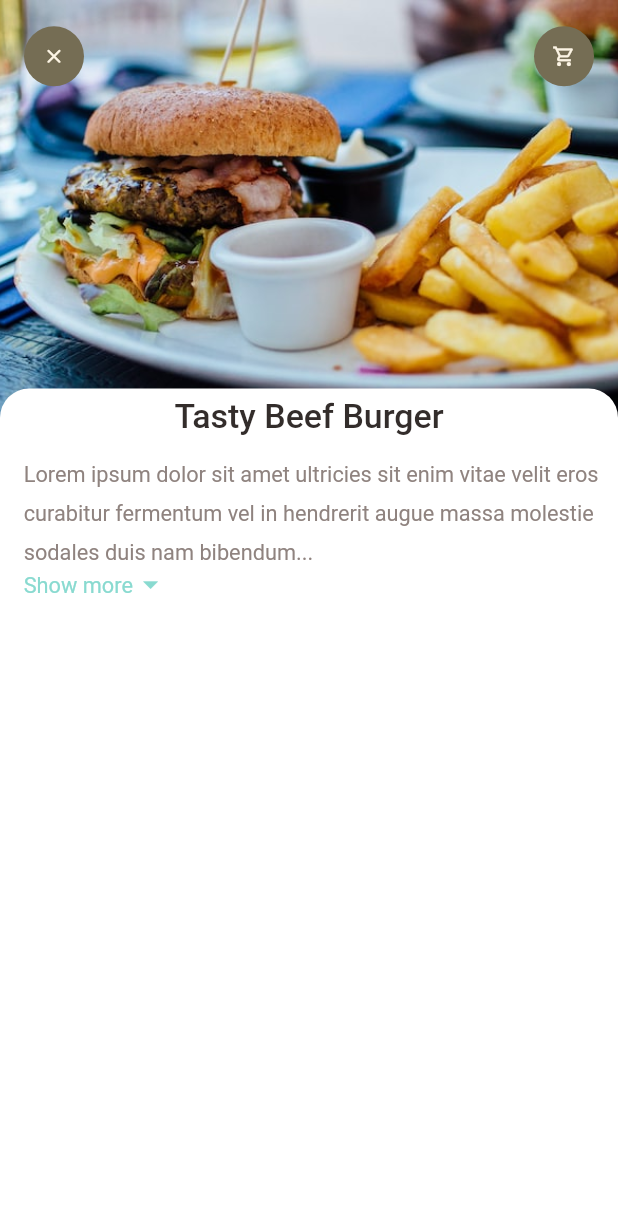
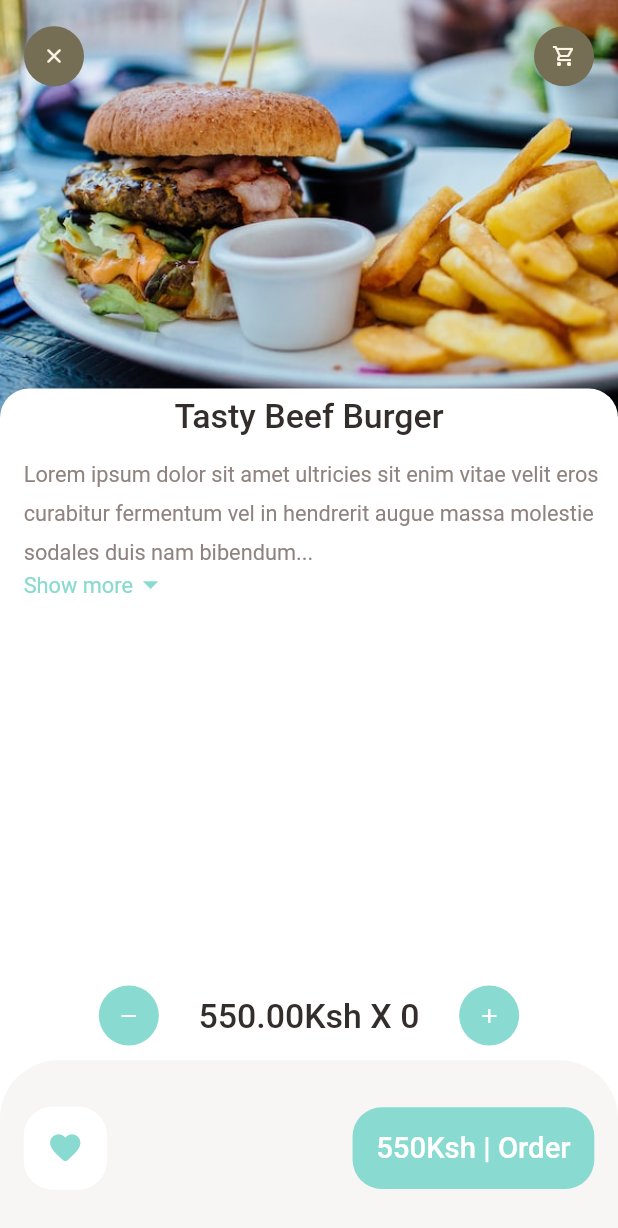
Before and after one commit to Calvin-Ngugi/food-delivery-app, a Flutter app: the screen it shows after launch, on a phone screen of 412 x 824 dp. Shown: the top 1228 px of the screen. Run offline on Flutter 3.47's test engine with Material 2 defaults, Android fonts, the phone set to English and light mode, and no system bars; our stand-ins replace dots_indicator, get.

Commit message:
:lipstick: Changes to the AppIcon widget

```diff
--- a/lib/pages/food/Recommended_food_detail.dart
+++ b/lib/pages/food/Recommended_food_detail.dart
@@ -67,6 +67,51 @@ class _RecommendedFoodDetailState extends State<RecommendedFoodDetail> {
           )
         ],
       ),
+      bottomNavigationBar: Column(
+        mainAxisSize: MainAxisSize.min,
+        children: [
+          Container(
+            padding: EdgeInsets.fromLTRB(Dimensions.width20*2.5, Dimensions.height10, Dimensions.width20*2.5, Dimensions.height10),
+            child: Row(
+              mainAxisAlignment: MainAxisAlignment.spaceEvenly,
+              children: [
+                AppIcon(icon: Icons.remove, backgroundColor: AppColors.mainColor, iconColor: Colors.white,),
+                BigText(text: "550.00Ksh X 0", size: Dimensions.font26, color: AppColors.mainBlackColor,),
+                AppIcon(icon: Icons.add, backgroundColor: AppColors.mainColor, iconColor: Colors.white,),
+              ],
+            ),
+          ),
+          Container(
+            height: Dimensions.bottomHeightBar,
+            padding: EdgeInsets.fromLTRB(Dimensions.width20, Dimensions.height30, Dimensions.width20, Dimensions.height30),
+            decoration: BoxDecoration(
+                borderRadius: BorderRadius.only(topLeft: Radius.circular(Dimensions.radius20*2), topRight: Radius.circular(Dimensions.radius20*2)),
+                color: AppColors.buttonBackgroundColor
+            ),
+            child: Row(
+              mainAxisAlignment: MainAxisAlignment.spaceBetween,
+              children: [
+                Container(
+                  padding: EdgeInsets.fromLTRB(Dimensions.width20, Dimensions.height20, Dimensions.width20, Dimensions.height20),
+                  decoration: BoxDecoration(
+                    borderRadius: BorderRadius.circular(Dimensions.radius20),
+                    color: Colors.white,
+                  ),
+                  child: Icon(Icons.favorite_rounded, color: AppColors.mainColor,)
+                ),
+                Container(
+                  padding: EdgeInsets.fromLTRB(Dimensions.width20, Dimensions.height20, Dimensions.width20, Dimensions.height20),
+                  decoration: BoxDecoration(
+                      borderRadius: BorderRadius.circular(Dimensions.radius20),
+                      color: AppColors.mainColor
+                  ),
+                  child: BigText(text: "550Ksh | Order", color: Colors.white,),
+                ),
+              ],
+            ),
+          ),
+        ],
+      ),
     );
   }
 }
--- a/lib/pages/food/popular_food_detail.dart
+++ b/lib/pages/food/popular_food_detail.dart
@@ -107,7 +107,7 @@ class PopularFoodDetail extends StatelessWidget {
                 color: AppColors.mainColor
               ),
               child: BigText(text: "550Ksh | Order", color: Colors.white,),
-            )
+            ),
           ],
         ),
       ),
--- a/lib/widgets/app_icon.dart
+++ b/lib/widgets/app_icon.dart
@@ -6,12 +6,14 @@ class AppIcon extends StatelessWidget {
   final Color iconColor;
   final Color backgroundColor;
   final double size;
+  final double iconSize;
 
   AppIcon({Key? key,
     required this.icon,
     this.iconColor=const Color(0xFFfcf4E4),
     this.backgroundColor=const Color(0xFF756d54),
-    this.size=40
+    this.size=40,
+    this.iconSize=16,
   }) : super(key: key);
 
   @override
@@ -26,7 +28,7 @@ class AppIcon extends StatelessWidget {
       child: Icon(
         icon,
         color: iconColor,
-        size: Dimensions.iconSize16,
+        size: iconSize,
       ),
     );
   }
```
Lines whose indentation alone changed are shown as unchanged.
